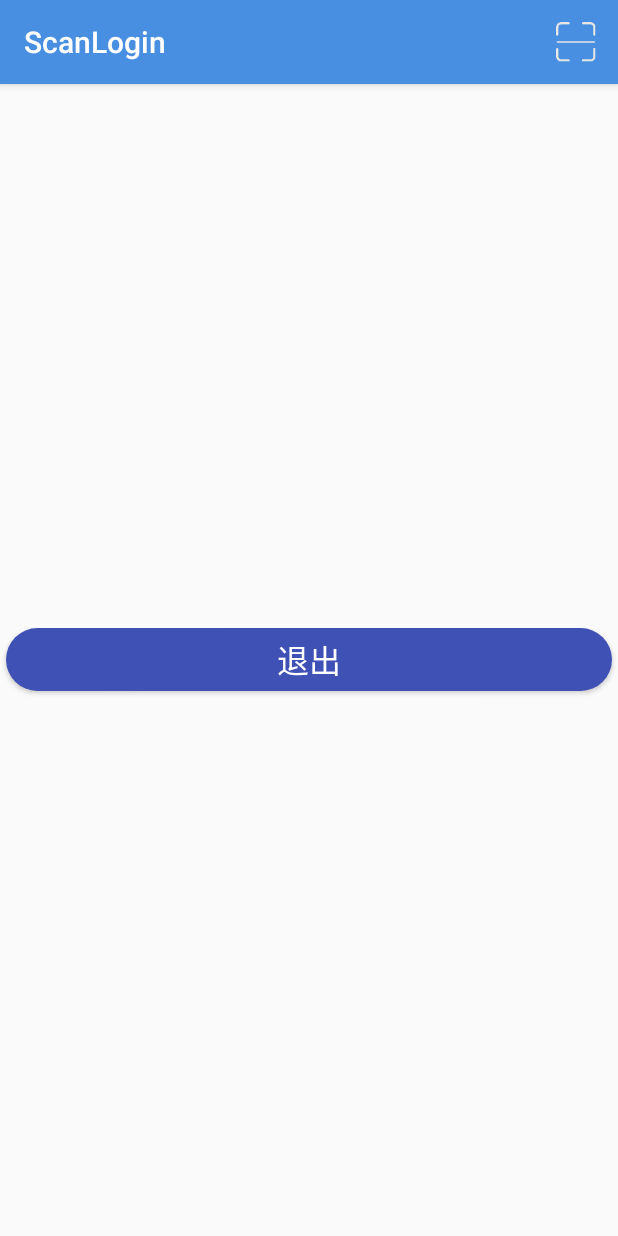
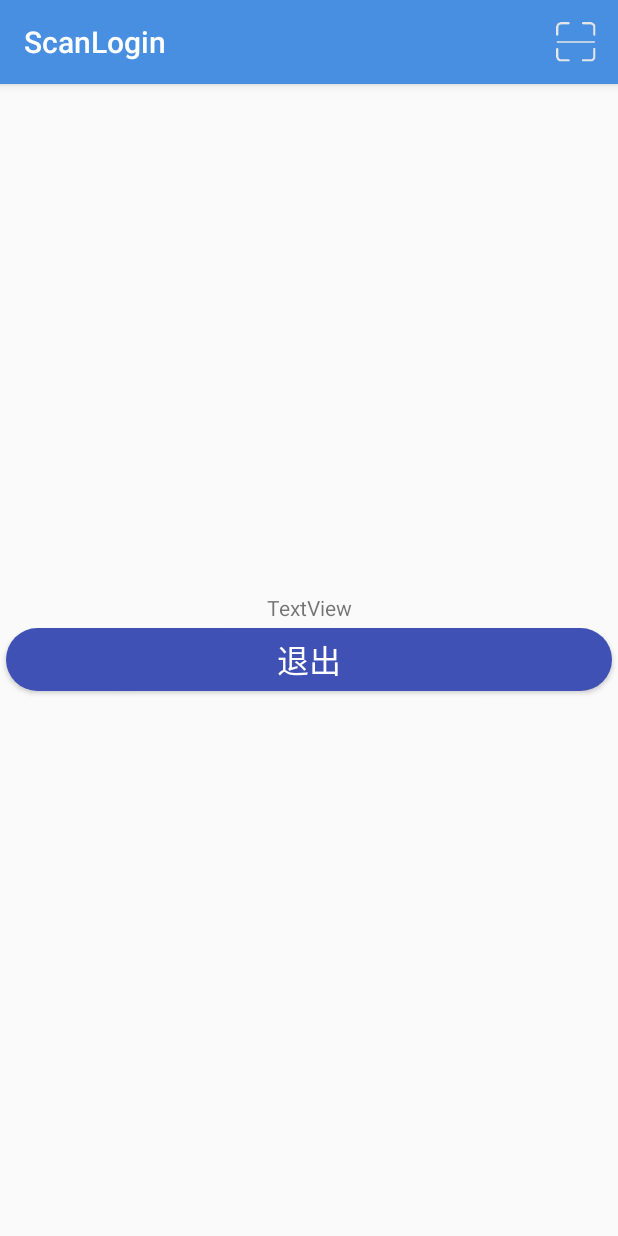
Before and after one commit to jeesun/ScanLogin, an Android app: the MainActivity screen opened directly, with no data from a screen before it, on a phone screen of 412 x 824 dp. Run offline under Robolectric (Android 15) with nearby library versions, the phone set to English and light mode, and no system bars; our stand-ins replace ButterKnife; libraries missing offline, so code that uses them is left out: com.alibaba.fastjson, com.yanzhenjie.permission, com.yzq.zxinglibrary, retrofit2.adapter.rxjava; 7 statements that could not run were skipped.

Commit message:
MainActivity显示用户信息。

```diff
--- a/app/src/main/java/com/simon/scanlogin/activity/MainActivity.java
+++ b/app/src/main/java/com/simon/scanlogin/activity/MainActivity.java
@@ -9,12 +9,14 @@ import android.util.Log;
 import android.view.Menu;
 import android.view.MenuItem;
 import android.widget.Button;
+import android.widget.TextView;
 import android.widget.Toast;
 
 import com.alibaba.fastjson.JSON;
 import com.simon.scanlogin.R;
 import com.simon.scanlogin.domain.LoginCode;
 import com.simon.scanlogin.domain.ResultMsg;
+import com.simon.scanlogin.domain.UserInfo;
 import com.simon.scanlogin.exception.UserNotLoginException;
 import com.simon.scanlogin.factory.RequestServesFactory;
 import com.simon.scanlogin.interfaces.RequestWithToken;
@@ -41,6 +43,9 @@ public class MainActivity extends AppCompatActivity {
     private int REQUEST_CODE_SCAN = 111;
 
     @BindView(R.id.logout) Button btnLogout;
+
+    @BindView(R.id.info)
+    TextView tvInfo;
 
     @Override
     protected void onCreate(Bundle savedInstanceState) {
@@ -84,6 +89,8 @@ public class MainActivity extends AppCompatActivity {
                         public void onResponse(Call<ResultMsg> call, Response<ResultMsg> response) {
                             if (response.isSuccessful()){
                                 Log.i(TAG, response.body().toString());
+                                UserInfo userInfo = JSON.parseObject(JSON.toJSONString(response.body().getData()), UserInfo.class);
+                                tvInfo.setText(userInfo.toString());
                             }else{
                                 Log.i(TAG, response.errorBody().toString());
                             }
--- a/app/src/main/res/layout/activity_main.xml
+++ b/app/src/main/res/layout/activity_main.xml
@@ -5,6 +5,14 @@
     android:layout_width="match_parent"
     android:layout_height="match_parent"
     tools:context=".activity.MainActivity">
+
+    <TextView
+        android:id="@+id/info"
+        android:layout_width="match_parent"
+        android:layout_height="wrap_content"
+        android:textAlignment="center"
+        android:layout_above="@+id/logout"
+        android:text="TextView" />
 
     <Button
         android:id="@+id/logout"
```
